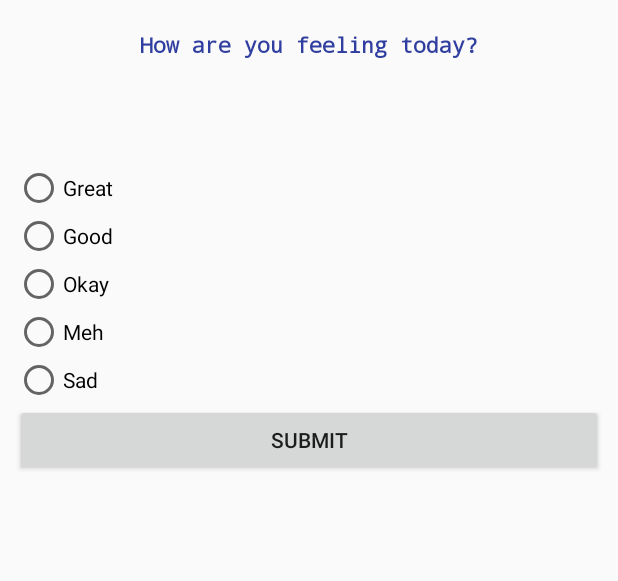
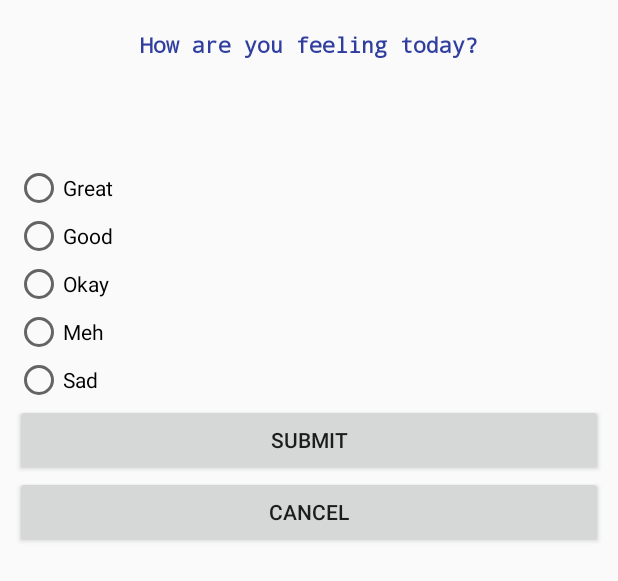
Before and after one commit to stewilondanga/LocalBusinessApp, an Android app: the layout fragment_mood_dialog.xml on its own in the app's theme, with its tools: preview values and no code run, on a phone screen of 412 x 824 dp. Shown: the top 581 px of the screen. Run offline under Robolectric (Android 15) with nearby library versions, the phone set to English and light mode, and no system bars.

Commit message:
add app/src/main/res/layout/fragment_mood_dialog.xml

```diff
--- a/app/src/main/res/layout/fragment_mood_dialog.xml
+++ b/app/src/main/res/layout/fragment_mood_dialog.xml
@@ -66,6 +66,12 @@
                 android:layout_height="wrap_content"
                 android:id="@+id/submitButton"
                 android:layout_weight="1"/>
+            <Button
+                android:text="cancel"
+                android:layout_width="match_parent"
+                android:layout_height="wrap_content"
+                android:id="@+id/cancelButton"
+                android:layout_weight="1"/>
         </RadioGroup>
     </LinearLayout>
 </LinearLayout>
```
